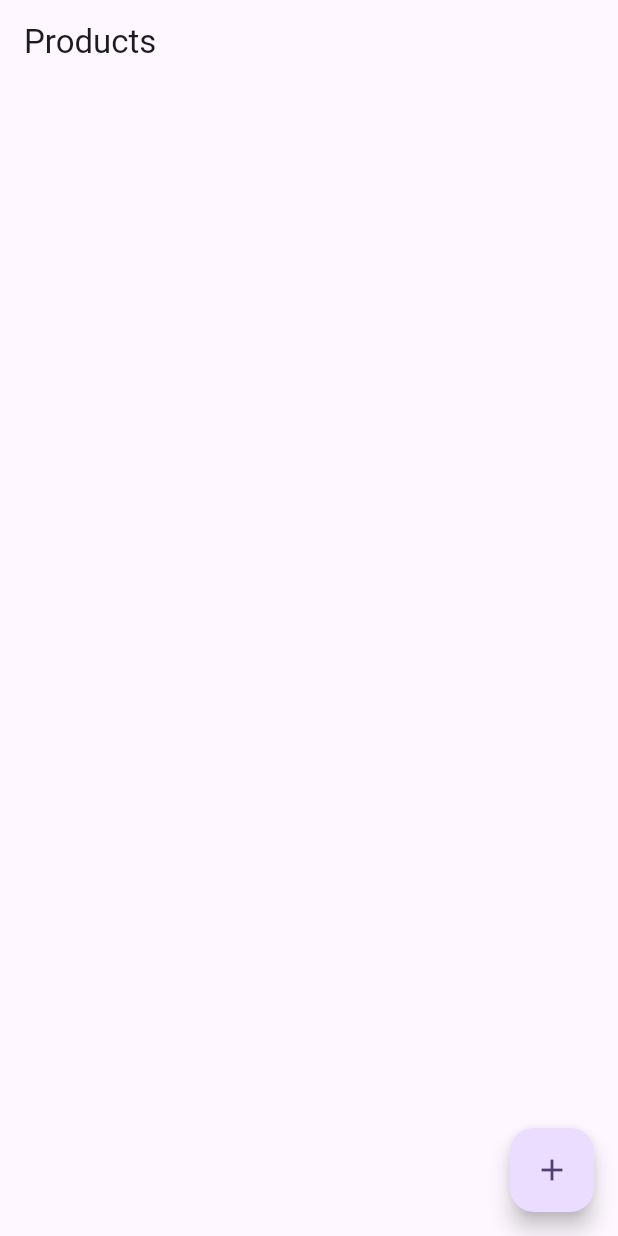
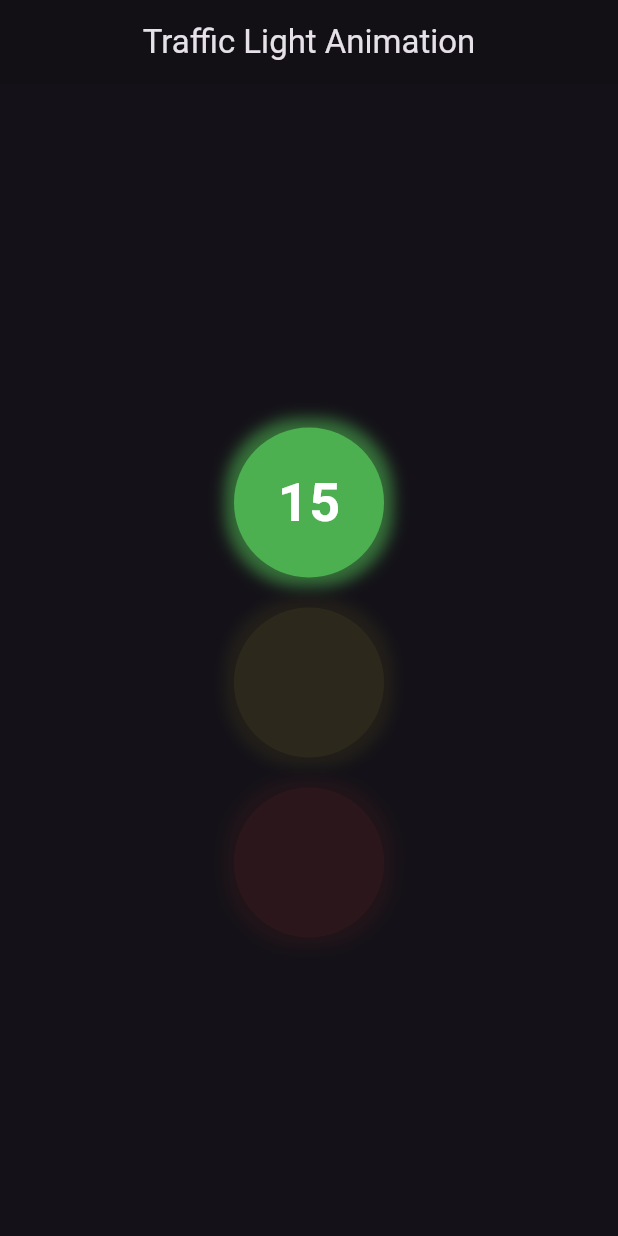
Before and after one commit to ddaarraa/flutter_project_101, a Flutter app: the first screen one second after launch, on a phone screen of 412 x 824 dp. Run offline on Flutter 3.47's test engine with Material 3 defaults, Android fonts, the phone set to English and light mode, and no system bars; our stand-ins replace cloud_firestore; accounts and stored records are empty.

Commit message:
homework 4

```diff
--- /dev/null
+++ b/lib/animation/countdown_panel.dart
@@ -0,0 +1,97 @@
+import 'dart:async';
+import 'package:flutter/material.dart';
+
+class CountdownPanel extends StatefulWidget {
+  final int seconds ;
+  final int currentLightIndex;
+  final Function(int, int) onLightChange;
+
+  const CountdownPanel({super.key, required this.currentLightIndex, required this.seconds, required this.onLightChange});
+
+  @override
+  _CountdownPanelState createState() => _CountdownPanelState();
+}
+
+class _CountdownPanelState extends State<CountdownPanel> {
+  late int remainingSeconds;
+  Timer? timer;
+  late int currentLightIndex ;
+
+  @override
+  void initState() {
+    super.initState();
+    currentLightIndex = widget.currentLightIndex;
+    remainingSeconds = widget.seconds;
+    startCountdown();
+
+  }
+
+  void startCountdown() {
+    timer = Timer.periodic(const Duration(seconds: 1), (timer) {
+      if (remainingSeconds > 1) {
+        setState(() {
+          remainingSeconds--;
+        });
+      } else {
+        currentLightIndex = (currentLightIndex + 1) % 3;
+        if (!mounted) return;
+        if (currentLightIndex == 0) {
+          setState(() {
+            remainingSeconds = 15;
+          });
+          widget.onLightChange(currentLightIndex, remainingSeconds );
+        }else if (currentLightIndex == 1) {
+
+          setState(() {
+            remainingSeconds = 5;
+          });
+          widget.onLightChange(currentLightIndex, remainingSeconds );
+        }else if (currentLightIndex == 2) {
+          setState(() {
+            remainingSeconds = 10;
+          });
+          widget.onLightChange(currentLightIndex, remainingSeconds );
+        }
+      }
+    });
+  }
+
+  @override
+  void dispose() {
+    timer?.cancel();
+    super.dispose();
+  }
+
+  String formatTime(int seconds) {
+    return seconds.toString().padLeft(2, '0');
+  }
+
+  @override
+  Widget build(BuildContext context) {
+    return Container(
+      width: 100,
+      height: 60,
+      // decoration: BoxDecoration(
+      //   color: Colors.black,
+      //   borderRadius: BorderRadius.circular(12),
+      //   boxShadow: [
+      //     BoxShadow(
+      //       color: Colors.black.withOpacity(0.3),
+      //       blurRadius: 5,
+      //       spreadRadius: 2,
+      //     ),
+      //   ],
+      // ),
+      child: Center(
+        child: Text(
+          formatTime(remainingSeconds),
+          style: const TextStyle(
+            color: Colors.white,
+            fontSize: 36, // Bigger font
+            fontWeight: FontWeight.bold,
+          ),
+        ),
+      ),
+    );
+  }
+}
--- /dev/null
+++ b/lib/animation/light.dart
@@ -0,0 +1,43 @@
+import 'package:flutter/material.dart';
+import 'package:flutter_project_101/animation/countdown_panel.dart';
+
+class TrafficLightwidget extends StatefulWidget {
+  final Color color;
+  final double opacity;
+  final Widget? child;
+
+  const TrafficLightwidget(
+      {super.key, required this.color, required this.opacity, this.child});
+
+  @override
+  State<TrafficLightwidget> createState() => _TrafficLightwidgetState();
+}
+
+class _TrafficLightwidgetState extends State<TrafficLightwidget> {
+  @override
+  Widget build(BuildContext context) {
+    return AnimatedOpacity(
+      duration: const Duration(milliseconds: 500),
+      opacity: widget.opacity,
+      child: Container(
+        height: 100,
+        width: 100,
+        decoration: BoxDecoration(
+          borderRadius: BorderRadius.circular(50),
+          color: widget.color,
+          boxShadow: [
+            BoxShadow(
+              color: widget.color.withOpacity(0.6),
+              spreadRadius: 6,
+              blurRadius: 8,
+              offset: const Offset(0, 0),
+            ),
+          ],
+        ),
+        child: Center(
+          child: widget.child
+        ),
+      ),
+    );
+  }
+}
--- /dev/null
+++ b/lib/animation/traffic_light.dart
@@ -0,0 +1,81 @@
+import 'package:flutter/material.dart';
+import 'package:flutter_project_101/animation/countdown_panel.dart';
+import 'package:flutter_project_101/animation/light.dart';
+
+class Trafficlight extends StatefulWidget {
+  // final VoidCallback toggleTheme;
+  // final bool isDarkMode;
+  const Trafficlight(
+      {super.key});
+
+  @override
+  State<Trafficlight> createState() => _TrafficlightState();
+}
+
+class _TrafficlightState extends State<Trafficlight> {
+  int currentLightIndex = 0;
+  int seconds = 15;
+  // void _toggleOpacity() {
+  //   setState(() {
+  //     _currentLightIndex = (_currentLightIndex + 1) % 3;
+  //   });
+  // }
+  void updateLightIndex(int index, int seconds) {
+    setState(() {
+      currentLightIndex = index;
+      this.seconds = seconds;
+    });
+  }
+
+  @override
+  Widget build(BuildContext context) {
+    return Scaffold(
+      appBar: AppBar(
+        title: const Text("Traffic Light Animation"),
+        backgroundColor: Colors.black12,
+        centerTitle: true,
+        // actions: [
+        //   IconButton(
+        //     icon: Icon(widget.isDarkMode ? Icons.light_mode : Icons.dark_mode),
+        //     onPressed: widget.toggleTheme,
+        //   )
+        // ],
+      ),
+      body: Center(
+
+        child: Container(
+
+          child: Column(
+            mainAxisAlignment: MainAxisAlignment.center,
+            children: [
+              // CountdownPanel(onLightChange: updateLightIndex, currentLightIndex: currentLightIndex,),
+              const SizedBox(height: 30),
+              TrafficLightwidget(
+                color: Colors.green,
+                opacity: currentLightIndex == 0 ? 1.0 : 0.1,
+                child: currentLightIndex == 0 ? CountdownPanel(onLightChange: updateLightIndex, currentLightIndex: currentLightIndex, seconds: seconds,) : const Text("")
+              ),
+              const SizedBox(
+                height: 20,
+              ),
+              TrafficLightwidget(
+                color: Colors.yellow,
+                opacity: currentLightIndex == 1 ? 1.0 : 0.1,
+                child: currentLightIndex == 1 ? CountdownPanel(onLightChange: updateLightIndex, currentLightIndex: currentLightIndex, seconds: seconds,) : const Text("")
+              ),
+              const SizedBox(
+                height: 20,
+              ),
+              TrafficLightwidget(
+                color: Colors.red,
+                opacity: currentLightIndex == 2 ? 1.0 : 0.1,
+                child: currentLightIndex == 2 ? CountdownPanel(onLightChange: updateLightIndex, currentLightIndex: currentLightIndex, seconds: seconds,) : const Text("")
+              ),
+
+            ],
+          ),
+        ),
+      ),
+    );
+  }
+}
--- a/lib/main.dart
+++ b/lib/main.dart
@@ -1,40 +1,41 @@
-import 'package:firebase_core/firebase_core.dart';
+// import 'package:firebase_core/firebase_core.dart';
 import 'package:flutter/material.dart';
-import 'package:flutter_dotenv/flutter_dotenv.dart';
+// import 'package:flutter_dotenv/flutter_dotenv.dart';
 // import 'package:flutter_project_101/page_answer/answer_portal.dart';
 // import 'package:flutter_project_101/week4/aqi.dart';
-import 'package:flutter_project_101/firebase.dart';
+// import 'package:flutter_project_101/firebase.dart';
+// import 'card_component/profileCard.dart';
+import 'package:flutter_project_101/animation/traffic_light.dart';
 
 void main() async {
-  WidgetsFlutterBinding.ensureInitialized();
-  await Firebase.initializeApp(
-      options: FirebaseOptions(
-          apiKey: dotenv.env['API_KEY']!,
-          authDomain: dotenv.env['AUTH_DOMAIN']!,
-          projectId: dotenv.env['PROJECT_ID']!,
-          storageBucket: dotenv.env['STORAGE_BUCKET']!,
-          messagingSenderId: dotenv.env['MESSAGING_SENDER_ID']!,
-          appId: dotenv.env['APP_ID']!,
-          measurementId: dotenv.env['MEASUREMENT_ID']
-      ));
+  // WidgetsFlutterBinding.ensureInitialized();
+  // await Firebase.initializeApp(
+  //     options: FirebaseOptions(
+  //         apiKey: dotenv.env['API_KEY']!,
+  //         authDomain: dotenv.env['AUTH_DOMAIN']!,
+  //         projectId: dotenv.env['PROJECT_ID']!,
+  //         storageBucket: dotenv.env['STORAGE_BUCKET']!,
+  //         messagingSenderId: dotenv.env['MESSAGING_SENDER_ID']!,
+  //         appId: dotenv.env['APP_ID']!,
+  //         measurementId: dotenv.env['MEASUREMENT_ID']
+  //     ));
   runApp(const MyApp());
 }
 
-class MyApp extends StatelessWidget {
+class MyApp extends StatefulWidget {
   const MyApp({super.key});
 
-  // This widget is the root of your application.
   @override
+  _MyAppState createState() => _MyAppState();
+}
+
+class _MyAppState extends State<MyApp> {
   @override
   Widget build(BuildContext context) {
-     return MaterialApp(
+    return MaterialApp(
       title: 'Flutter Demo',
-      theme: ThemeData(
-        colorScheme: ColorScheme.fromSeed(seedColor: Colors.deepPurple),
-        useMaterial3: true,
-      ),
-      home: const ProductListScreen()
-
+      home: Trafficlight(),
+      theme: ThemeData.dark(),
     );
   }
 }
```
Also changed, not shown: lib/card_component/profileCard.dart (added, +83 -0 lines).
